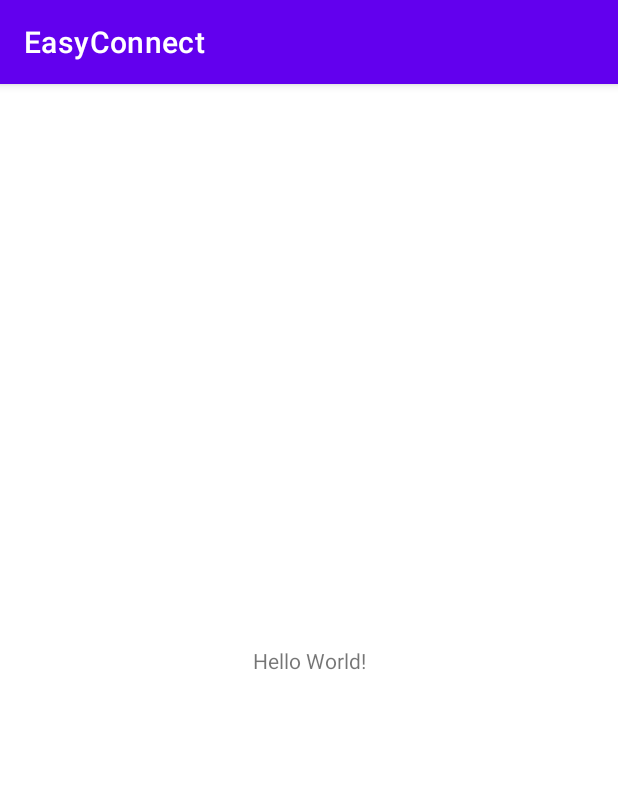
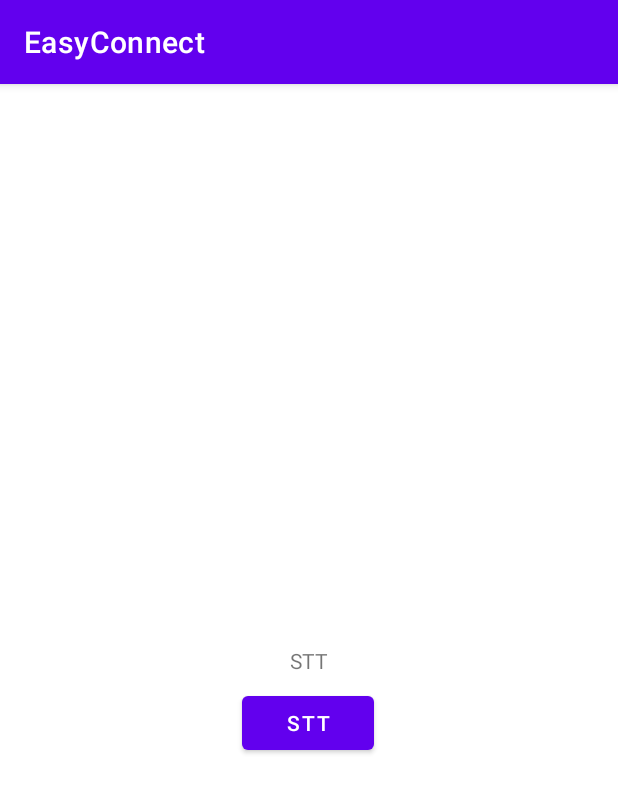
Before and after one commit to eaststarmmt/easy-connect, an Android app: the screen it shows after launch (MainActivity), on a phone screen of 412 x 824 dp. Shown: the top 793 px of the screen. Run offline under Robolectric (Android 15) with nearby library versions, the phone set to English and light mode, and no system bars.

```diff
--- a/app/build.gradle
+++ b/app/build.gradle
@@ -8,7 +8,7 @@ android {
 
     defaultConfig {
         applicationId "kr.ac.cau.easyconnect"
-        minSdkVersion 16
+        minSdkVersion 23
         targetSdkVersion 29
         versionCode 1
         versionName "1.0"
--- a/app/src/main/AndroidManifest.xml
+++ b/app/src/main/AndroidManifest.xml
@@ -1,6 +1,8 @@
 <?xml version="1.0" encoding="utf-8"?>
 <manifest xmlns:android="http://schemas.android.com/apk/res/android"
     package="kr.ac.cau.easyconnect">
+    <uses-permission android:name="android.permission.INTERNET" />
+    <uses-permission android:name="android.permission.RECORD_AUDIO" />
 
     <application
         android:allowBackup="true"
--- a/app/src/main/res/layout/activity_main.xml
+++ b/app/src/main/res/layout/activity_main.xml
@@ -7,12 +7,25 @@
     tools:context=".MainActivity">
 
     <TextView
+        android:id="@+id/sttResult"
         android:layout_width="wrap_content"
         android:layout_height="wrap_content"
-        android:text="Hello World!"
+        android:text="STT"
         app:layout_constraintBottom_toBottomOf="parent"
-        app:layout_constraintLeft_toLeftOf="parent"
-        app:layout_constraintRight_toRightOf="parent"
+        app:layout_constraintEnd_toEndOf="parent"
+        app:layout_constraintStart_toStartOf="parent"
         app:layout_constraintTop_toTopOf="parent" />
 
+    <Button
+        android:id="@+id/sttBtn"
+        android:layout_width="wrap_content"
+        android:layout_height="wrap_content"
+        android:layout_marginBottom="264dp"
+        android:text="STT"
+        app:layout_constraintBottom_toBottomOf="parent"
+        app:layout_constraintEnd_toEndOf="parent"
+        app:layout_constraintHorizontal_bias="0.498"
+        app:layout_constraintStart_toStartOf="parent"
+        app:layout_constraintTop_toBottomOf="@+id/sttResult"
+        app:layout_constraintVertical_bias="0.126" />
 </androidx.constraintlayout.widget.ConstraintLayout>
--- a/build.gradle
+++ b/build.gradle
@@ -6,7 +6,7 @@ buildscript {
         jcenter()
     }
     dependencies {
-        classpath "com.android.tools.build:gradle:4.1.2"
+        classpath 'com.android.tools.build:gradle:4.1.3'
         classpath "org.jetbrains.kotlin:kotlin-gradle-plugin:$kotlin_version"
 
         // NOTE: Do not place your application dependencies here; they belong
```
Also changed, not shown: app/src/main/java/kr/ac/cau/easyconnect/MainActivity.kt (+14 -0 lines).
